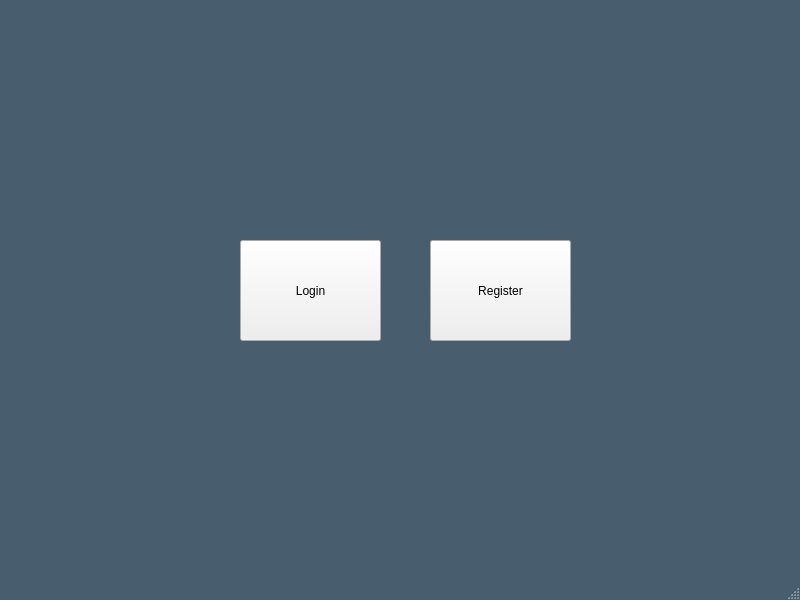
First picture: the form in CS1C_BulkClub/mainwindow.ui, repository BlankMKB/CS1C-Group-Project-1, before the edit.
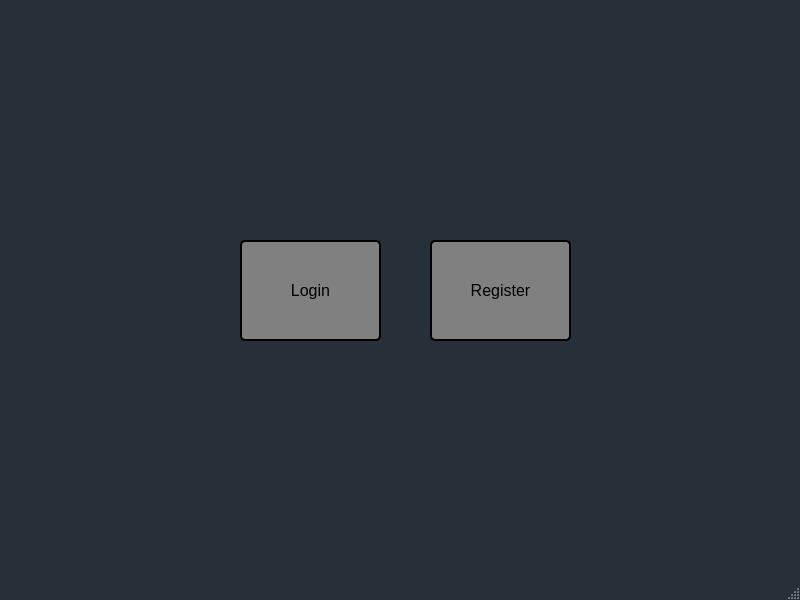
Second picture: the form after the edit.

Commit message: main/register window styles

Patch:
```diff
--- a/CS1C_BulkClub/mainwindow.ui
+++ b/CS1C_BulkClub/mainwindow.ui
@@ -15,7 +15,31 @@
   </property>
   <property name="styleSheet">
    <string notr="true">QMainWindow {
-	background: #485e6e;
+	background: #273038;
+}
+
+QPushButton#loginButton{
+	background: gray;
+	color: black;
+	font-size: 16px;
+	border:2px solid #000000;
+	border-radius: 5px;
+}
+
+QPushButton#loginButton:hover{
+	background: #b2b9bf;
+}
+
+QPushButton#registerButton{
+	background: gray;
+	color: black;
+	font-size: 16px;
+	border:2px solid #000000;
+	border-radius: 5px;
+}
+
+QPushButton#registerButton:hover{
+	background: #b2b9bf;
 }</string>
   </property>
   <widget class="QWidget" name="centralwidget">
```
The commit also changes 5 other files.
